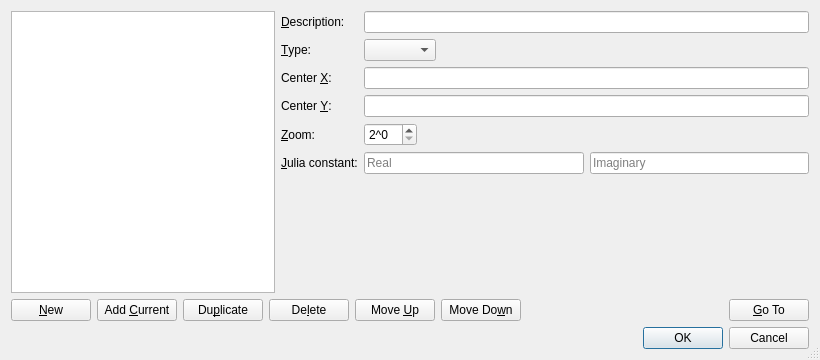
Above: src/QFavoritesDialog.ui from ericgur/Mandelbrot before the change. Below: the same form after it.
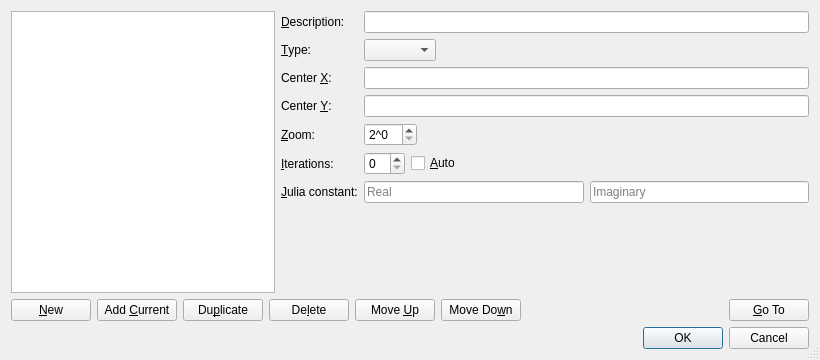
That is the form after the change.

Commit message: Favorites: first run seeds 10 famous Mandelbrot/Julia locations (all zoomed, Auto iterations) Favorites store the iteration limit (Auto or fixed); restoring syncs the Iterations menu and slider Favorites dialog: Iterations row with spin box and Auto checkbox

Diff of the .ui file:
```diff
--- a/src/QFavoritesDialog.ui
+++ b/src/QFavoritesDialog.ui
@@ -148,6 +148,50 @@
          </layout>
         </item>
         <item row="5" column="0">
+         <widget class="QLabel" name="labelIterations">
+          <property name="text">
+           <string>&amp;Iterations:</string>
+          </property>
+          <property name="buddy">
+           <cstring>maxIterations</cstring>
+          </property>
+         </widget>
+        </item>
+        <item row="5" column="1">
+         <layout class="QHBoxLayout" name="iterationsLayout">
+          <item>
+           <widget class="QSpinBox" name="maxIterations">
+            <property name="toolTip">
+             <string>Iteration limit; while Auto is on, the limit Auto picks at this zoom</string>
+            </property>
+           </widget>
+          </item>
+          <item>
+           <widget class="QCheckBox" name="autoIterations">
+            <property name="toolTip">
+             <string>Scale the iteration limit with the zoom, like Iterations &gt; Auto</string>
+            </property>
+            <property name="text">
+             <string>&amp;Auto</string>
+            </property>
+           </widget>
+          </item>
+          <item>
+           <spacer name="iterationsSpacer">
+            <property name="orientation">
+             <enum>Qt::Orientation::Horizontal</enum>
+            </property>
+            <property name="sizeHint" stdset="0">
+             <size>
+              <width>40</width>
+              <height>20</height>
+             </size>
+            </property>
+           </spacer>
+          </item>
+         </layout>
+        </item>
+        <item row="6" column="0">
          <widget class="QLabel" name="labelJulia">
           <property name="text">
            <string>&amp;Julia constant:</string>
@@ -157,7 +201,7 @@
           </property>
          </widget>
         </item>
-        <item row="5" column="1">
+        <item row="6" column="1">
          <layout class="QHBoxLayout" name="juliaLayout">
           <item>
            <widget class="QLineEdit" name="juliaReal">
```
Left out of the diff: 2 changed lines with no effect on the pictures. The commit also changes 10 other files.
